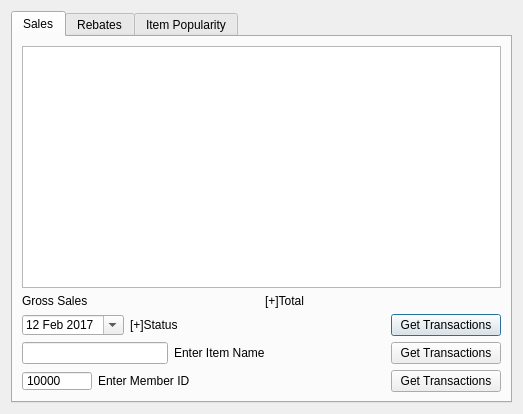
The window that BulkClub/storemanagerwindow.ui (nealhitzfield/Bulk-Club) describes before a commit, drawn with Qt 5.
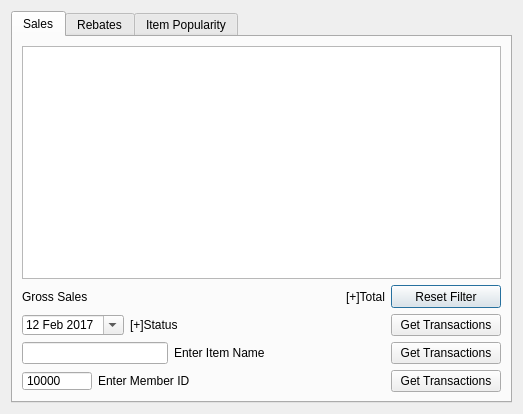
The same window after the commit.

Commit message: Added gross sales caluclation/output and set item filter to not be case sensitive

What changed in the file:
```diff
--- a/BulkClub/storemanagerwindow.ui
+++ b/BulkClub/storemanagerwindow.ui
@@ -23,7 +23,9 @@
       <attribute name="title">
        <string>Sales</string>
       </attribute>
-      <layout class="QVBoxLayout" name="verticalLayout_4">
+      <layout class="QHBoxLayout" name="horizontalLayout_8">
+       <item>
+        <layout class="QVBoxLayout" name="verticalLayout_3">
        <item>
         <widget class="QTableView" name="dailyView">
          <property name="sizeAdjustPolicy">
@@ -32,7 +34,7 @@
         </widget>
        </item>
        <item>
-        <layout class="QVBoxLayout" name="verticalLayout_3">
+          <layout class="QVBoxLayout" name="verticalLayout_2">
          <item>
           <layout class="QHBoxLayout" name="horizontalLayout_6">
            <item>
@@ -47,6 +49,28 @@
              <property name="text">
               <string>[+]Total</string>
              </property>
+               <property name="alignment">
+                <set>Qt::AlignRight|Qt::AlignTrailing|Qt::AlignVCenter</set>
+               </property>
+              </widget>
+             </item>
+             <item>
+              <widget class="QPushButton" name="resetButton">
+               <property name="minimumSize">
+                <size>
+                 <width>110</width>
+                 <height>23</height>
+                </size>
+               </property>
+               <property name="maximumSize">
+                <size>
+                 <width>110</width>
+                 <height>23</height>
+                </size>
+               </property>
+               <property name="text">
+                <string>Reset Filter</string>
+               </property>
             </widget>
            </item>
           </layout>
@@ -210,6 +234,8 @@
                 <string>Get Transactions</string>
                </property>
               </widget>
+               </item>
+              </layout>
              </item>
             </layout>
            </item>
```
Lines whose indentation alone changed are shown as unchanged. The commit also changes 8 other files.
